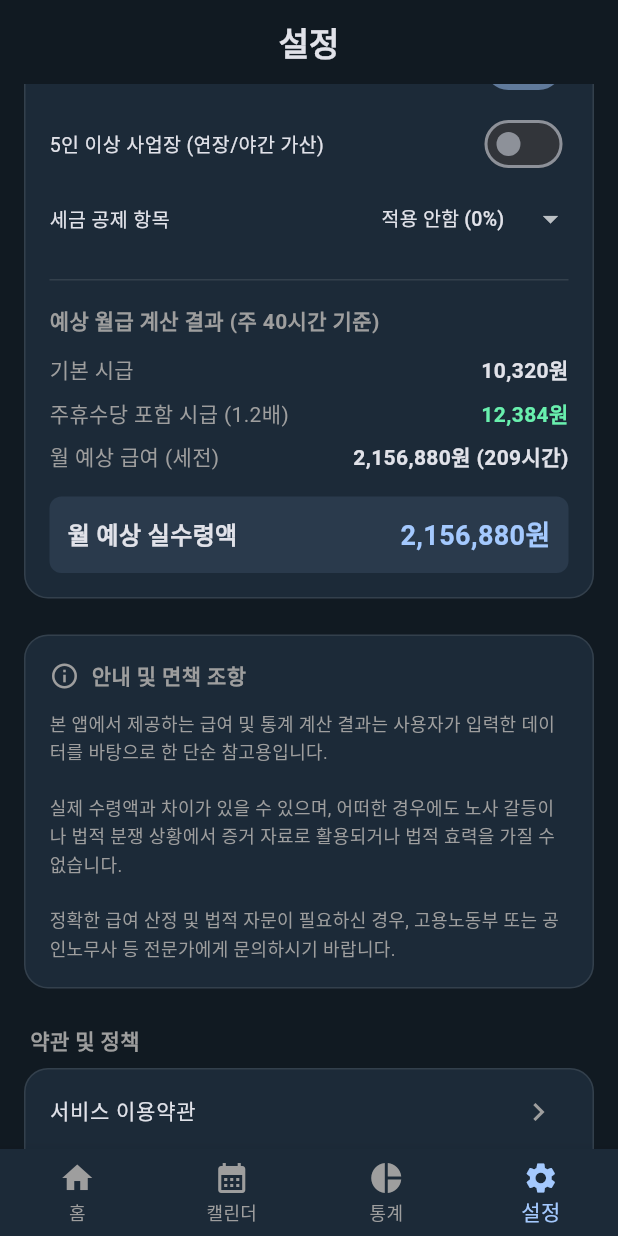
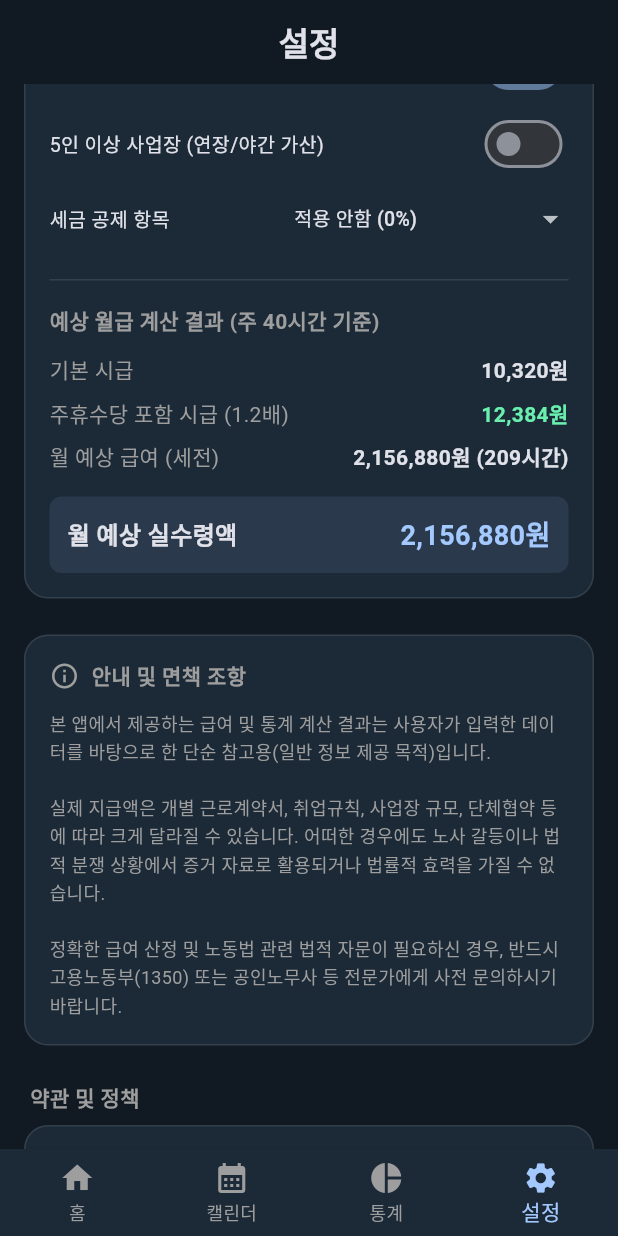
Before and after one commit to Evan-Yoon/salery_calculator, a Flutter app: the SettingsPage screen opened directly, scrolled down 576 dp, on a phone screen of 412 x 824 dp. Run offline on Flutter 3.47's test engine with Material 3 defaults, Android fonts, the phone set to English and light mode, and no system bars; our stand-ins replace fl_chart, shared_preferences, table_calendar; accounts and stored records are empty; Roboto replaces fonts that are missing (Manrope).

Commit message:
feat: Implement settings page with shift preset management, calculator card, and legal information.

```diff
--- a/lib/screens/add_shift_page.dart
+++ b/lib/screens/add_shift_page.dart
@@ -210,7 +210,7 @@ class _AddShiftPageState extends State<AddShiftPage> {
                 crossAxisAlignment: CrossAxisAlignment.start,
                 children: [
                   const Text('수당 배율', style: TextStyle(fontSize: 16)),
-                  const Text('근무 조에 따른 배율 (1.0 = 배율 없음)',
+                  const Text('근무 조에 따른 배율 (1.0 = 배율 없음)\n※ 통상임금 기준 가산',
                       style: TextStyle(color: Colors.grey, fontSize: 12)),
                   const SizedBox(height: 8),
                   Row(
@@ -242,7 +242,7 @@ class _AddShiftPageState extends State<AddShiftPage> {
             crossAxisAlignment: CrossAxisAlignment.end,
             children: [
               const Text('휴일 근무', style: TextStyle(fontSize: 16)),
-              const Text('1.5배 수당 추가',
+              const Text('1.5배 수당 추가 (통상임금 기준)',
                   style: TextStyle(color: Colors.grey, fontSize: 12)),
               Switch(
                 value: _isHoliday,
--- a/lib/screens/settings_page.dart
+++ b/lib/screens/settings_page.dart
@@ -178,6 +178,28 @@ class _SettingsPageState extends State<SettingsPage> {
               ],
             ),
           ),
+          // 최저임금 알림 UI 추가
+          if (_wageType == '시급' && _wageController.text.isNotEmpty)
+            Builder(
+              builder: (context) {
+                final parsed =
+                    int.tryParse(_wageController.text.replaceAll(',', '')) ?? 0;
+                if (parsed > 0 && parsed < 10320) {
+                  return const Padding(
+                    padding: EdgeInsets.symmetric(horizontal: 16, vertical: 8),
+                    child: Align(
+                      alignment: Alignment.centerRight,
+                      child: Text(
+                        '⚠️ 2026년 최저임금(10,320원)보다 낮게 설정되어 있습니다.',
+                        style: TextStyle(color: Colors.orange, fontSize: 13),
+                        textAlign: TextAlign.right,
+                      ),
+                    ),
+                  );
+                }
+                return const SizedBox.shrink();
+              },
+            ),
         ],
       ),
     );
--- a/lib/widgets/settings/calculator_card.dart
+++ b/lib/widgets/settings/calculator_card.dart
@@ -48,7 +48,7 @@ class _CalculatorCardState extends State<CalculatorCard> {
                   fontWeight: FontWeight.bold,
                   color: Colors.grey)),
           const SizedBox(height: 8),
-          _buildToggleRow('주 15시간 이상 근무 (주휴수당 적용)', _includeWeeklyHoliday,
+          _buildToggleRow('주휴수당 (주 15시간↑ & 개근 시)', _includeWeeklyHoliday,
               (v) => setState(() => _includeWeeklyHoliday = v)),
           _buildToggleRow('5인 이상 사업장 (연장/야간 가산)', isFiveOrMoreEmployees,
               (v) => provider.setIsFiveOrMoreEmployees(v)),
@@ -70,7 +70,7 @@ class _CalculatorCardState extends State<CalculatorCard> {
                           Text('프리랜서 (3.3%)', style: TextStyle(fontSize: 13))),
                   DropdownMenuItem(
                       value: 0.094,
-                      child: Text('4대보험 (약 9.4%)',
+                      child: Text('4대보험 (26년 예상 약 9.4%)',
                           style: TextStyle(fontSize: 13))),
                 ],
                 onChanged: (val) {
--- a/lib/widgets/settings/legal_section.dart
+++ b/lib/widgets/settings/legal_section.dart
@@ -31,9 +31,9 @@ class DisclaimerCard extends StatelessWidget {
           ),
           SizedBox(height: 12),
           Text(
-            '본 앱에서 제공하는 급여 및 통계 계산 결과는 사용자가 입력한 데이터를 바탕으로 한 단순 참고용입니다.\n\n'
-            '실제 수령액과 차이가 있을 수 있으며, 어떠한 경우에도 노사 갈등이나 법적 분쟁 상황에서 증거 자료로 활용되거나 법적 효력을 가질 수 없습니다.\n\n'
-            '정확한 급여 산정 및 법적 자문이 필요하신 경우, 고용노동부 또는 공인노무사 등 전문가에게 문의하시기 바랍니다.',
+            '본 앱에서 제공하는 급여 및 통계 계산 결과는 사용자가 입력한 데이터를 바탕으로 한 단순 참고용(일반 정보 제공 목적)입니다.\n\n'
+            '실제 지급액은 개별 근로계약서, 취업규칙, 사업장 규모, 단체협약 등에 따라 크게 달라질 수 있습니다. 어떠한 경우에도 노사 갈등이나 법적 분쟁 상황에서 증거 자료로 활용되거나 법률적 효력을 가질 수 없습니다.\n\n'
+            '정확한 급여 산정 및 노동법 관련 법적 자문이 필요하신 경우, 반드시 고용노동부(1350) 또는 공인노무사 등 전문가에게 사전 문의하시기 바랍니다.',
             style: TextStyle(
               fontSize: 12,
               color: Colors.grey,
@@ -73,8 +73,12 @@ class LegalSection extends StatelessWidget {
               ListTile(
                 title: const Text('개인정보처리방침', style: TextStyle(fontSize: 14)),
                 trailing: const Icon(Icons.chevron_right, color: Colors.grey),
-                onTap: () => _showLegalText(context, '개인정보처리방침',
-                    '본 앱은 회원가입이나 로그인을 요구하지 않으며, 사용자가 입력한 근무 기록 및 모든 개인정보는 서버로 전송되지 않고 사용자의 스마트폰 내부 저장소에만 안전하게 저장됩니다.\n\n따라서 앱을 삭제하시면 모든 데이터가 지워집니다.'),
+                onTap: () => _showLegalText(
+                    context,
+                    '개인정보처리방침',
+                    '본 앱은 어떠한 형태의 회원가입이나 로그인을 요구하지 않으며, 이름, 주민등록번호, 계좌번호 등 민감한 개인정보를 수집하지 않습니다.\n\n'
+                        '사용자가 입력한 근무 시간, 급여 조건 등 모든 데이터는 외부 서버로 일체 전송되지 않고 사용자의 기기 내부(로컬 저장소)에만 안전하게 보관됩니다. (Zero-Data Collection Policy)\n\n'
+                        '앱을 삭제하시거나 데이터 초기화를 진행하시면 기기 내에 보관된 모든 기록이 즉시 영구 삭제되며, 이는 복구될 수 없습니다.'),
               ),
             ],
           ),
--- a/lib/widgets/settings/preset_section.dart
+++ b/lib/widgets/settings/preset_section.dart
@@ -181,7 +181,7 @@ class PresetSection extends StatelessWidget {
                         crossAxisAlignment: CrossAxisAlignment.start,
                         children: [
                           Text('수당 배율', style: TextStyle(fontSize: 16)),
-                          Text('1.0배 = 기본 시급',
+                          Text('1.0배 = 기본 시급\n※ 통상임금 기준 가산',
                               style:
                                   TextStyle(color: Colors.grey, fontSize: 12)),
                         ],
@@ -228,6 +228,11 @@ class PresetSection extends StatelessWidget {
                       ),
                     ],
                   ),
+
+                  const SizedBox(height: 16),
+                  const Text(
+                      '※ 주의: 근로기준법 제53조에 따라 당사자 간 합의 시 1주간 12시간을 한도로 근로시간을 연장할 수 있습니다. (주 최대 52시간)',
+                      style: TextStyle(color: Colors.orange, fontSize: 11)),
 
                   const SizedBox(height: 32),
                   ElevatedButton(
```
Also changed, not shown: lib/screens/salary_input_page.dart (+22 -0 lines).
